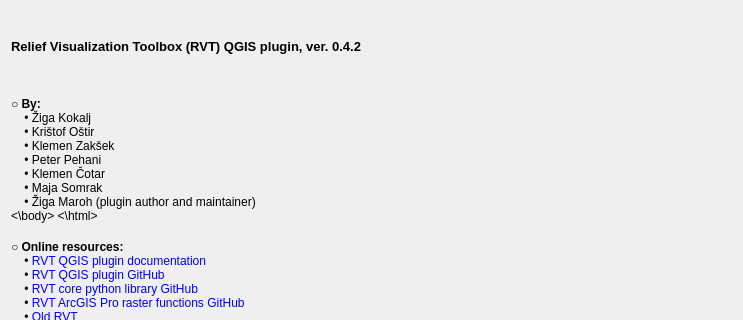
This is zip_build/rvt-qgis/qrvt_dialog_about.ui in EarthObservation/rvt-qgis as Qt 5 draws it before an edit; both pictures show x 0 to 743 and y 0 to 320 of the 743 by 784 pixel window. The edited form follows.
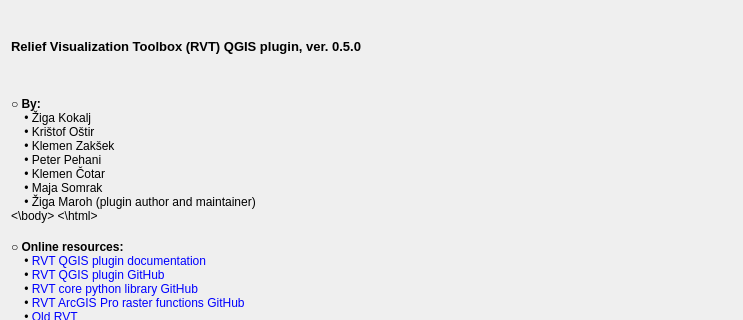
This is the edited form. Icons and pictures are not drawn.

Patch:
```diff
--- a/zip_build/rvt-qgis/qrvt_dialog_about.ui
+++ b/zip_build/rvt-qgis/qrvt_dialog_about.ui
@@ -29,7 +29,7 @@
         </font>
        </property>
        <property name="text">
-        <string>Relief Visualization Toolbox (RVT) QGIS plugin, ver. 0.4.2</string>
+        <string>Relief Visualization Toolbox (RVT) QGIS plugin, ver. 0.5.0</string>
        </property>
       </widget>
      </item>
```
